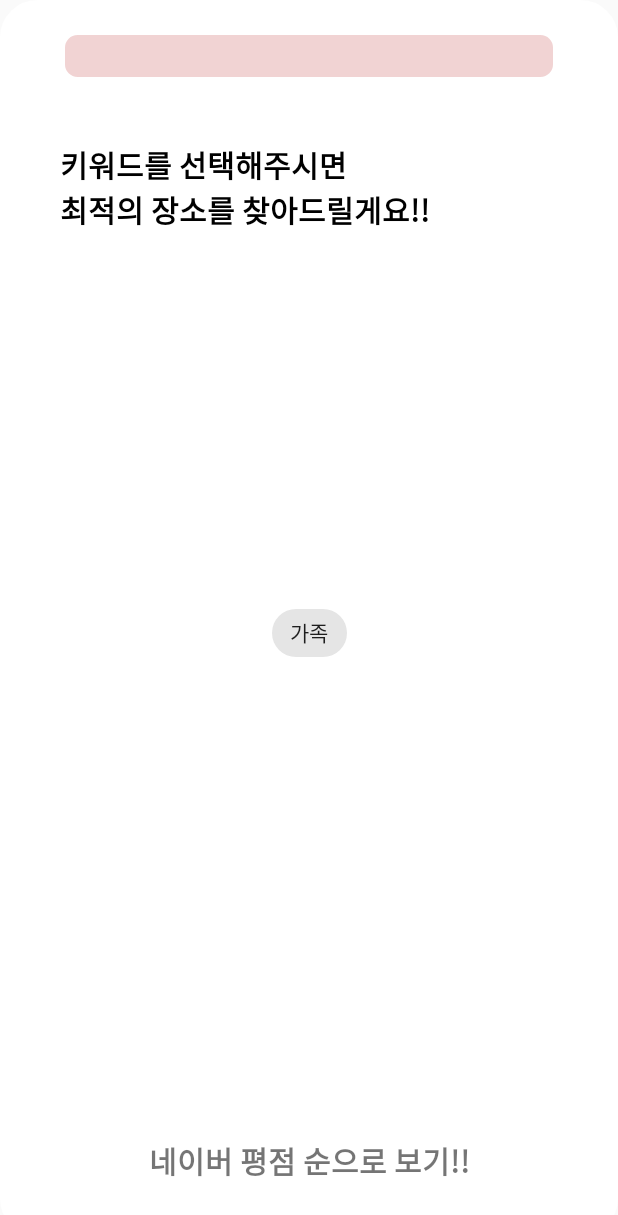
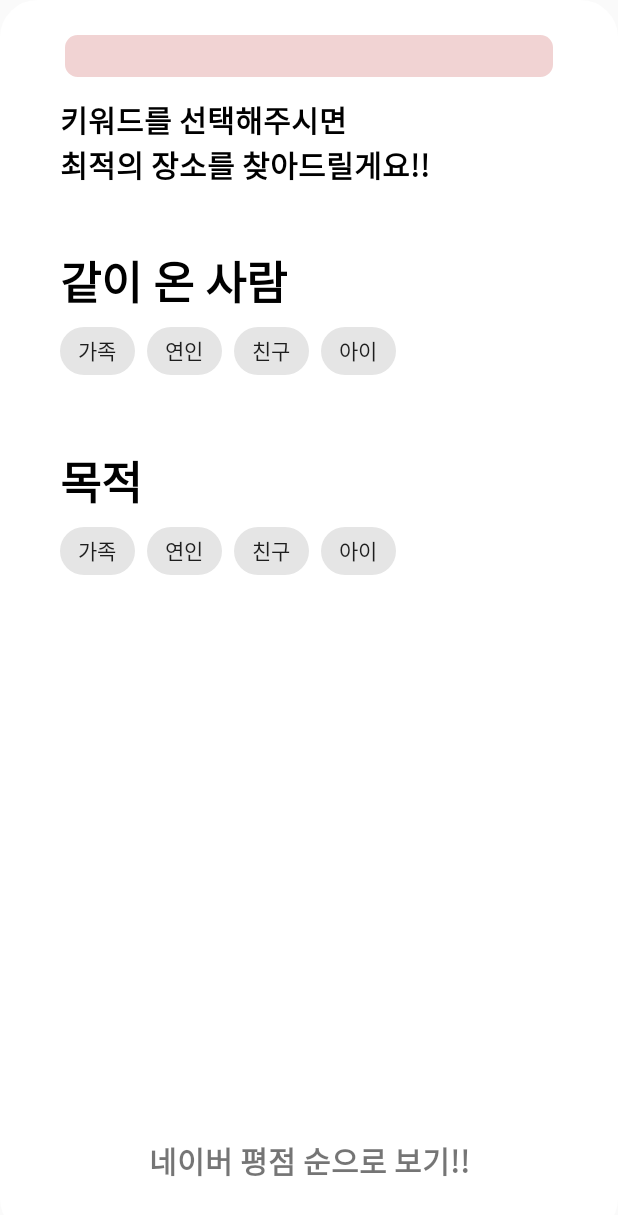
Before and after one commit to kwongustj/project_comehere, an Android app: the KeywordActivity screen opened directly, with no data from a screen before it, on a phone screen of 412 x 824 dp. Shown: the top 1215 px of the screen. Run offline under Robolectric (Android 15) with nearby library versions, the phone set to English and light mode, and no system bars; our stand-ins replace Firebase (no records; nobody signed in at launch, a user with empty details on screens opened directly); 7 statements that could not run were skipped.

Commit message:
Add: " ChipGroup으로 중복 선택 가능하도록 묶기 구현 "

```diff
--- a/Silbi_android/app/src/main/res/layout/activity_keyword.xml
+++ b/Silbi_android/app/src/main/res/layout/activity_keyword.xml
@@ -52,21 +52,128 @@ xmlns:android="http://schemas.android.com/apk/res/android"
             android:textSize="20dp"
             android:textStyle="bold"
             android:textColor="@color/black"
+            app:layout_constraintStart_toStartOf="parent"
+            app:layout_constraintTop_toBottomOf="@id/FirstFragment"/>
+
+        <TextView
+            android:paddingTop="10dp"
+            android:id="@+id/people"
+            android:layout_width="wrap_content"
+            android:layout_height="wrap_content"
+            android:fontFamily="@font/nanoom"
             android:layout_marginTop="30dp"
-            app:layout_constraintTop_toBottomOf="@id/FirstFragment"
-            app:layout_constraintStart_toStartOf="parent" />
+            android:text="같이 온 사람"
+            android:textSize="30sp"
+            android:textStyle="bold"
+            android:textColor="@color/black"
+            app:layout_constraintStart_toStartOf="parent"
+            app:layout_constraintTop_toBottomOf="@id/explain"/>
 
+        <com.google.android.material.chip.ChipGroup
+            android:id="@+id/chipgroup"
+            android:layout_width="wrap_content"
+            android:layout_height="wrap_content"
+            app:layout_constraintTop_toBottomOf="@id/people"
+            app:layout_constraintStart_toStartOf="parent">
 
             <com.google.android.material.chip.Chip
-            android:id="@+id/chip"
+                style="@style/Widget.MaterialComponents.Chip.Choice"
+                android:id="@+id/chip1"
                 android:layout_width="wrap_content"
                 android:layout_height="wrap_content"
                 android:text="가족"
                 android:theme="@style/Theme.MaterialComponents.Light"
-            app:layout_constraintBottom_toBottomOf="parent"
-            app:layout_constraintEnd_toEndOf="parent"
+                />
+
+            <com.google.android.material.chip.Chip
+                style="@style/Widget.MaterialComponents.Chip.Choice"
+                android:id="@+id/chip2"
+                android:layout_width="wrap_content"
+                android:layout_height="wrap_content"
+                android:text="연인"
+                android:theme="@style/Theme.MaterialComponents.Light"
+                />
+
+            <com.google.android.material.chip.Chip
+                style="@style/Widget.MaterialComponents.Chip.Choice"
+                android:id="@+id/chip3"
+                android:layout_width="wrap_content"
+                android:layout_height="wrap_content"
+                android:text="친구"
+                android:theme="@style/Theme.MaterialComponents.Light"
+                />
+
+            <com.google.android.material.chip.Chip
+                style="@style/Widget.MaterialComponents.Chip.Choice"
+                android:id="@+id/chip3ㅇ4"
+                android:layout_width="wrap_content"
+                android:layout_height="wrap_content"
+                android:text="아이"
+                android:theme="@style/Theme.MaterialComponents.Light"
+                />
+
+        </com.google.android.material.chip.ChipGroup>
+
+        <TextView
+            android:paddingTop="10dp"
+            android:id="@+id/purpose"
+            android:layout_width="wrap_content"
+            android:layout_height="wrap_content"
+            android:fontFamily="@font/nanoom"
+            android:layout_marginTop="30dp"
+            android:text="목적"
+            android:textSize="30sp"
+            android:textStyle="bold"
+            android:textColor="@color/black"
             app:layout_constraintStart_toStartOf="parent"
-            app:layout_constraintTop_toTopOf="parent" />
+            app:layout_constraintTop_toBottomOf="@id/chipgroup"/>
+
+        <com.google.android.material.chip.ChipGroup
+            android:id="@+id/chipgroup2"
+            android:layout_width="wrap_content"
+            android:layout_height="wrap_content"
+            app:layout_constraintTop_toBottomOf="@id/purpose"
+            app:layout_constraintStart_toStartOf="parent">
+
+            <com.google.android.material.chip.Chip
+                style="@style/Widget.MaterialComponents.Chip.Choice"
+                android:id="@+id/chip5"
+                android:layout_width="wrap_content"
+                android:layout_height="wrap_content"
+                android:text="가족"
+                android:theme="@style/Theme.MaterialComponents.Light"
+                />
+
+            <com.google.android.material.chip.Chip
+                style="@style/Widget.MaterialComponents.Chip.Choice"
+                android:id="@+id/chip6"
+                android:layout_width="wrap_content"
+                android:layout_height="wrap_content"
+                android:text="연인"
+                android:theme="@style/Theme.MaterialComponents.Light"
+                />
+
+            <com.google.android.material.chip.Chip
+                style="@style/Widget.MaterialComponents.Chip.Choice"
+                android:id="@+id/chip7"
+                android:layout_width="wrap_content"
+                android:layout_height="wrap_content"
+                android:text="친구"
+                android:theme="@style/Theme.MaterialComponents.Light"
+                />
+
+            <com.google.android.material.chip.Chip
+                style="@style/Widget.MaterialComponents.Chip.Choice"
+                android:id="@+id/chip8"
+                android:layout_width="wrap_content"
+                android:layout_height="wrap_content"
+                android:text="아이"
+                android:theme="@style/Theme.MaterialComponents.Light"
+                />
+
+        </com.google.android.material.chip.ChipGroup>
+
+
 
     </androidx.constraintlayout.widget.ConstraintLayout>
 
```
Also changed, not shown: Silbi_android/app/src/main/java/com/example/silbi_android/KeywordActivity.kt (line endings or trailing spaces). Lines whose indentation alone changed are shown as unchanged.
